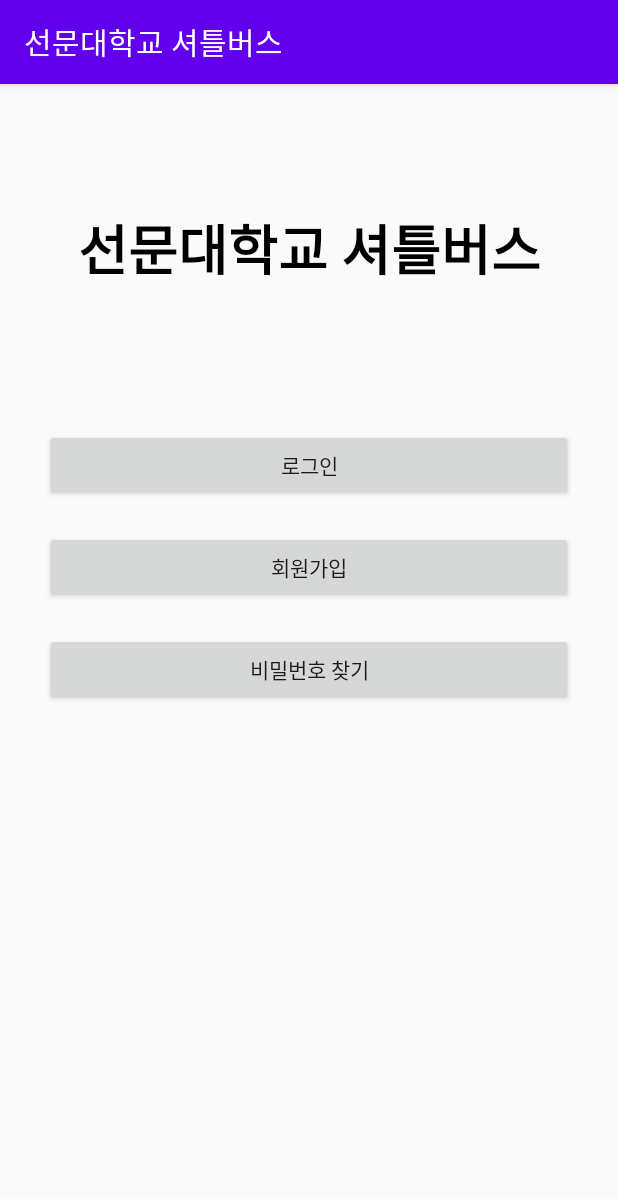
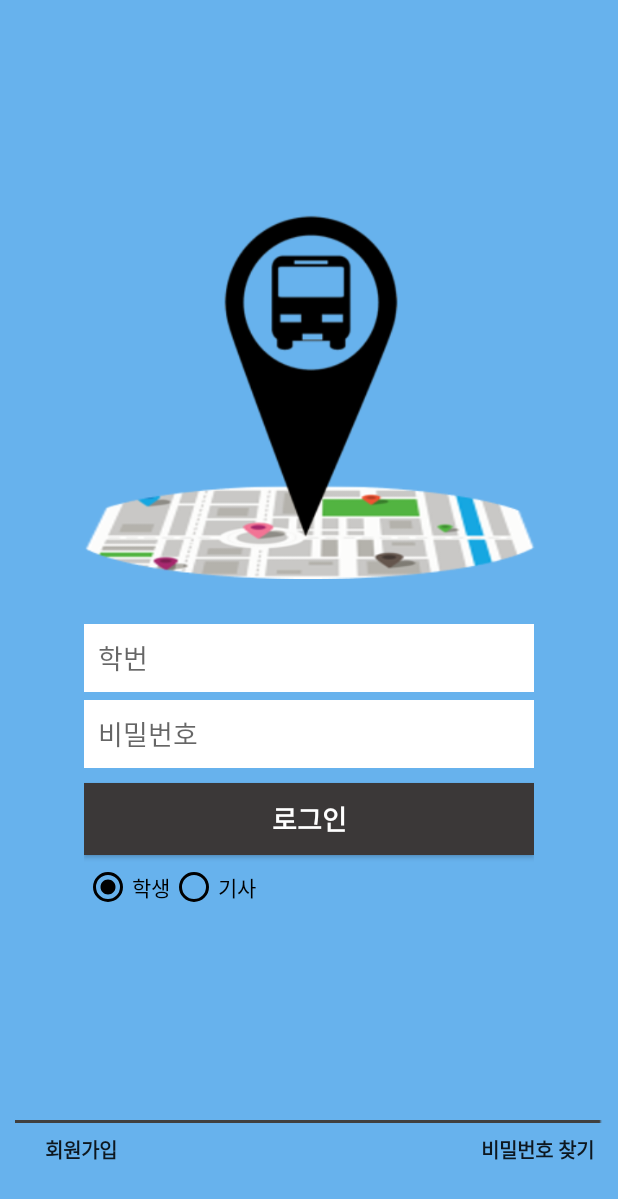
Before and after one commit to DongHwan97/SunmoonBus, an Android app: the screen it shows after launch (StartActivity before the commit, LoginActivity after it), on a phone screen of 412 x 824 dp. Shown: the top 1199 px of the screen. Run offline under Robolectric (Android 15) with nearby library versions, the phone set to English and light mode, and no system bars.

Commit message:
이거받으세요

```diff
--- a/app/src/main/AndroidManifest.xml
+++ b/app/src/main/AndroidManifest.xml
@@ -11,11 +11,10 @@
         android:roundIcon="@mipmap/ic_launcher_round"
         android:supportsRtl="true"
         android:theme="@style/AppTheme">
-        <activity android:name=".FindPWActivity"></activity>
+        <activity android:name=".FindPwActivity"></activity>
         <activity android:name=".SignUpActivity" />
-        <activity android:name=".LoginActivity" />
         <activity android:name=".MainActivity" />
-        <activity android:name=".StartActivity">
+        <activity android:name=".LoginActivity">
             <intent-filter>
                 <action android:name="android.intent.action.MAIN" />
 
--- a/app/src/main/java/com/example/sunmoonbus/SignUpActivity.java
+++ b/app/src/main/java/com/example/sunmoonbus/SignUpActivity.java
@@ -69,12 +69,12 @@ public class SignUpActivity extends AppCompatActivity {
                             mDatabase.child("User").child(id).child("password").setValue(pw);
                             mDatabase.child("User").child(id).child("onBus").setValue(false);
                             startToast("회원가입에 성공하셨습니다.");
-                            gotoActivity(StartActivity.class);
+                            gotoActivity(LoginActivity.class);
                             break;
                     case R.id.rdoBtnDriver://기사 DB에 데이터저장
                         mDatabase.child("BusDriver").child(id).setValue(pw);
                         startToast("회원가입에 성공하셨습니다.");
-                        gotoActivity(StartActivity.class);
+                        gotoActivity(LoginActivity.class);
                         break;
                 }
             }else{
--- a/app/src/main/java/com/example/sunmoonbus/StartActivity.java
+++ /dev/null
@@ -1,39 +0,0 @@
-package com.example.sunmoonbus;
-
-import androidx.appcompat.app.AppCompatActivity;
-
-import android.content.Intent;
-import android.os.Bundle;
-import android.view.View;
-import android.widget.Button;
-
-public class StartActivity extends AppCompatActivity {
-    @Override
-    protected void onCreate(Bundle savedInstanceState) {
-        super.onCreate(savedInstanceState);
-        setContentView(R.layout.activity_start);
-        findViewById(R.id.startLoginBtn).setOnClickListener(onClickListener);
-        findViewById(R.id.startSignUpBtn).setOnClickListener(onClickListener);
-        findViewById(R.id.startFindPWbtn).setOnClickListener(onClickListener);
-    }
-    View.OnClickListener onClickListener = new View.OnClickListener() {
-        @Override
-        public void onClick(View view) {
-            switch (view.getId()){
-                case R.id.startLoginBtn:
-                    gotoActivity(LoginActivity.class);
-                    break;
-                case R.id.startSignUpBtn:
-                    gotoActivity(SignUpActivity.class);
-                    break;
-                case R.id.startFindPWbtn:
-                    gotoActivity(FindPWActivity.class);
-                    break;
-            }
-        }
-    };
-    private void gotoActivity(Class c){
-        Intent intent = new Intent(this,c);
-        startActivity(intent);
-    }
-}
--- a/app/src/main/res/layout/activity_login.xml
+++ b/app/src/main/res/layout/activity_login.xml
@@ -1,70 +1,142 @@
 <?xml version="1.0" encoding="utf-8"?>
 <LinearLayout xmlns:android="http://schemas.android.com/apk/res/android"
+    xmlns:app="http://schemas.android.com/apk/res-auto"
+    xmlns:tools="http://schemas.android.com/tools"
     android:layout_width="match_parent"
     android:layout_height="match_parent"
+    android:background="#67B2ED"
+    android:orientation="vertical"
+    android:paddingBottom="40dp">
+
+    <LinearLayout
+        android:layout_width="match_parent"
+        android:layout_height="0dp"
+        android:layout_weight="20"
+        android:gravity="center"
+        android:orientation="vertical">
+
+        <ImageView
+            android:id="@+id/login_icon"
+            android:layout_width="407dp"
+            android:layout_height="257dp"
+            android:layout_gravity="center"
+            android:layout_marginBottom="20dp"
+            app:srcCompat="@drawable/login_icon" />
+
+        <LinearLayout
+            android:layout_width="wrap_content"
+            android:layout_height="wrap_content"
             android:layout_margin="10dp"
             android:orientation="vertical">
 
-    <TextView
-        android:id="@+id/textView"
-        android:layout_width="match_parent"
-        android:layout_height="200dp"
-        android:gravity="center"
+            <EditText
+                android:id="@+id/idEditText"
+                android:layout_width="300dp"
+                android:layout_height="45dp"
+                android:layout_gravity="center"
+                android:layout_marginBottom="5dp"
+                android:background="#FFFFFF"
+                android:ems="10"
+                android:hint="  학번"
+                android:inputType="textPersonName" />
+
+            <EditText
+                android:id="@+id/pwEditText"
+                android:layout_width="300dp"
+                android:layout_height="45dp"
+                android:layout_gravity="center"
+                android:layout_marginBottom="10dp"
+                android:background="#FFFFFF"
+                android:ems="10"
+                android:hint="  비밀번호"
+                android:inputType="textPassword" />
+
+            <Button
+                android:id="@+id/loginButton"
+                android:layout_width="300dp"
+                android:layout_height="wrap_content"
+                android:layout_gravity="center"
+                android:layout_marginBottom="5dp"
+                android:background="#3B3838"
                 android:text="로그인"
-        android:textColor="#000000"
-        android:textSize="36sp"
+                android:textColor="#FFFFFF"
+                android:textSize="18sp"
                 android:textStyle="bold" />
 
-    <LinearLayout
-        android:layout_width="match_parent"
-        android:layout_height="match_parent"
-        android:layout_margin="10dp"
-        android:orientation="vertical">
-
             <RadioGroup
-            android:id="@+id/rGroup"
-            android:layout_width="match_parent"
+                android:layout_width="wrap_content"
                 android:layout_height="wrap_content"
-            android:gravity="center"
-            android:orientation="horizontal">
+                android:orientation="horizontal"
+                android:id="@+id/rGroup">
 
                 <RadioButton
                     android:id="@+id/rdoBtnPassenger"
                     android:layout_width="wrap_content"
                     android:layout_height="wrap_content"
-                android:layout_marginLeft="10dp"
+                    android:buttonTint="#000000"
                     android:checked="true"
-                android:text="승객" />
+                    android:text="학생" />
 
                 <RadioButton
                     android:id="@+id/rdoBtnDriver"
                     android:layout_width="wrap_content"
                     android:layout_height="wrap_content"
                     android:layout_marginRight="10dp"
+                    android:buttonTint="#000000"
                     android:text="기사" />
             </RadioGroup>
-
-        <EditText
-            android:id="@+id/idEditText"
-            android:layout_width="match_parent"
-            android:layout_height="wrap_content"
-            android:ems="10"
-            android:hint="학번"
-            android:inputType="textPersonName" />
-
-        <EditText
-            android:id="@+id/pwEditText"
-            android:layout_width="match_parent"
-            android:layout_height="wrap_content"
-            android:ems="10"
-            android:hint="비밀번호"
-            android:inputType="textPassword" />
-
-        <Button
-            android:id="@+id/loginButton"
-            android:layout_width="match_parent"
-            android:layout_height="wrap_content"
-            android:text="로그인" />
         </LinearLayout>
 
     </LinearLayout>
+
+    <LinearLayout
+        android:layout_width="match_parent"
+        android:layout_height="0px"
+        android:layout_weight="1"
+        android:orientation="vertical"
+        android:paddingLeft="10dp"
+        android:paddingRight="10dp">
+
+        <ImageView
+            android:id="@+id/login_line"
+            android:layout_width="wrap_content"
+            android:layout_height="wrap_content"
+            app:srcCompat="@drawable/login_bottomline" />
+
+        <RelativeLayout
+            android:layout_width="match_parent"
+            android:layout_height="match_parent">
+
+            <Button
+                android:id="@+id/startSignUpBtn"
+                android:layout_width="wrap_content"
+                android:layout_height="wrap_content"
+                android:layout_alignParentLeft="true"
+                android:layout_alignParentTop="true"
+                android:layout_alignParentRight="false"
+                android:layout_alignParentBottom="true"
+                android:layout_gravity="left"
+                android:background="#00FFFFFF"
+                android:text="회원가입"
+                android:textSize="13sp"
+                android:textStyle="bold" />
+
+            <Button
+                android:id="@+id/startFindPwBtn"
+                android:layout_width="wrap_content"
+                android:layout_height="wrap_content"
+                android:layout_alignParentTop="true"
+                android:layout_alignParentRight="true"
+                android:layout_alignParentBottom="true"
+                android:layout_gravity="right"
+                android:layout_marginEnd="0dp"
+                android:background="#00FFFFFF"
+                android:text="비밀번호 찾기"
+                android:textSize="13sp"
+                android:textStyle="bold" />
+
+        </RelativeLayout>
+
+    </LinearLayout>
+
+</LinearLayout>
--- a/app/src/main/res/layout/activity_start.xml
+++ /dev/null
@@ -1,46 +0,0 @@
-<?xml version="1.0" encoding="utf-8"?>
-<LinearLayout xmlns:android="http://schemas.android.com/apk/res/android"
-    android:layout_width="match_parent"
-    android:layout_height="match_parent"
-    android:layout_margin="10dp"
-    android:orientation="vertical">
-
-    <TextView
-        android:id="@+id/textView"
-        android:layout_width="match_parent"
-        android:layout_height="200dp"
-        android:gravity="center"
-        android:text="선문대학교 셔틀버스"
-        android:textColor="#000000"
-        android:textSize="36sp"
-        android:textStyle="bold" />
-
-    <LinearLayout
-        android:layout_width="match_parent"
-        android:layout_height="match_parent"
-        android:layout_margin="10dp"
-        android:orientation="vertical">
-
-        <Button
-            android:id="@+id/startLoginBtn"
-            android:layout_width="match_parent"
-            android:layout_height="wrap_content"
-            android:layout_margin="10dp"
-            android:text="로그인" />
-
-        <Button
-            android:id="@+id/startSignUpBtn"
-            android:layout_width="match_parent"
-            android:layout_height="wrap_content"
-            android:layout_margin="10dp"
-            android:text="회원가입" />
-
-        <Button
-            android:id="@+id/startFindPWbtn"
-            android:layout_width="match_parent"
-            android:layout_height="wrap_content"
-            android:layout_margin="10dp"
-            android:text="비밀번호 찾기" />
-
-    </LinearLayout>
-</LinearLayout>
--- a/app/src/main/res/values/styles.xml
+++ b/app/src/main/res/values/styles.xml
@@ -5,6 +5,10 @@
         <item name="colorPrimary">@color/colorPrimary</item>
         <item name="colorPrimaryDark">@color/colorPrimaryDark</item>
         <item name="colorAccent">@color/colorAccent</item>
+
+        <!-- NoTitleBar-->
+        <item name="windowActionBar">false</item>
+        <item name="windowNoTitle">true</item>
+        <item name="android:windowFullscreen">true</item>
     </style>
-
 </resources>
```
Also changed, not shown: app/src/main/java/com/example/sunmoonbus/FindPWActivity.java (deleted, +0 -86 lines), app/src/main/java/com/example/sunmoonbus/FindPwActivity.java (added, +70 -0 lines), app/src/main/java/com/example/sunmoonbus/LoginActivity.java (+12 -13 lines), app/src/main/res/drawable/login_bottomline.png (added), app/src/main/res/drawable/login_icon.png (added), 44 other files. Lines whose indentation alone changed are shown as unchanged.
